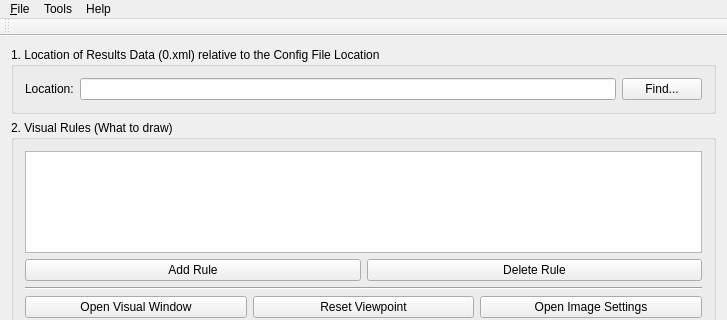
Before: the Qt Designer form mainwindow.ui in FLAME-HPC/flame_visualiser, drawn with Qt 5; both pictures show x 0 to 727 and y 0 to 320 of the 727 by 719 pixel window.
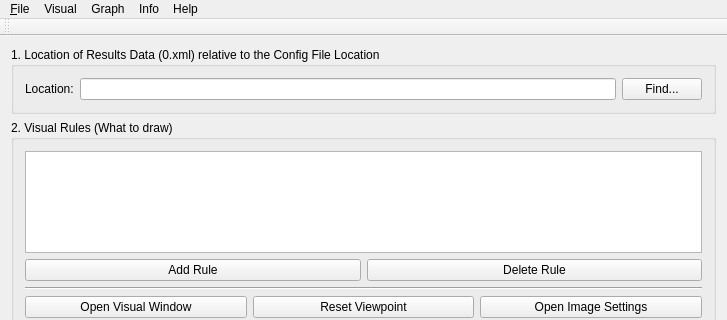
After: the same form once the commit is applied.

Commit message: Move graph menubar items to main window as under windows and linux it covers the graph

Patch:
```diff
--- a/mainwindow.ui
+++ b/mainwindow.ui
@@ -375,9 +375,9 @@
     <addaction name="actionAbout"/>
     <addaction name="actionHelp"/>
    </widget>
-   <widget class="QMenu" name="menuTools">
+   <widget class="QMenu" name="menuVisual">
     <property name="title">
-     <string>Tools</string>
+     <string>Visual</string>
     </property>
     <widget class="QMenu" name="menuDimensions">
      <property name="title">
@@ -387,11 +387,34 @@
      <addaction name="action3D"/>
     </widget>
     <addaction name="actionRestrict_Axes"/>
+    <addaction name="menuView"/>
+   </widget>
+   <widget class="QMenu" name="menuGraph">
+    <property name="title">
+     <string>Graph</string>
+    </property>
+    <widget class="QMenu" name="menuStyle">
+     <property name="title">
+      <string>Style...</string>
+     </property>
+     <addaction name="actionLines"/>
+     <addaction name="actionPoints"/>
+     <addaction name="actionLinespoints"/>
+     <addaction name="actionDots"/>
+    </widget>
+    <addaction name="menuStyle"/>
+   </widget>
+   <widget class="QMenu" name="menuInfo">
+    <property name="title">
+     <string>Info</string>
+    </property>
     <addaction name="actionIteration_Info"/>
     <addaction name="menuDimensions"/>
    </widget>
    <addaction name="menuFile"/>
-   <addaction name="menuTools"/>
+   <addaction name="menuVisual"/>
+   <addaction name="menuGraph"/>
+   <addaction name="menuInfo"/>
    <addaction name="menuHelp"/>
   </widget>
   <widget class="QToolBar" name="mainToolBar">
```
Left out of the diff: 62 changed lines with no effect on the pictures. The commit also changes 4 other files.
